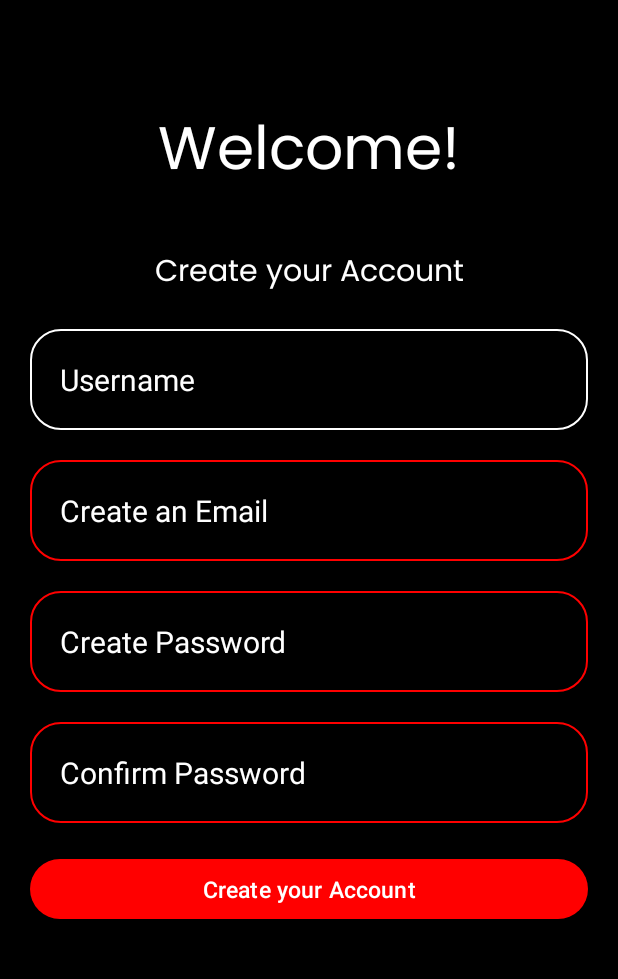
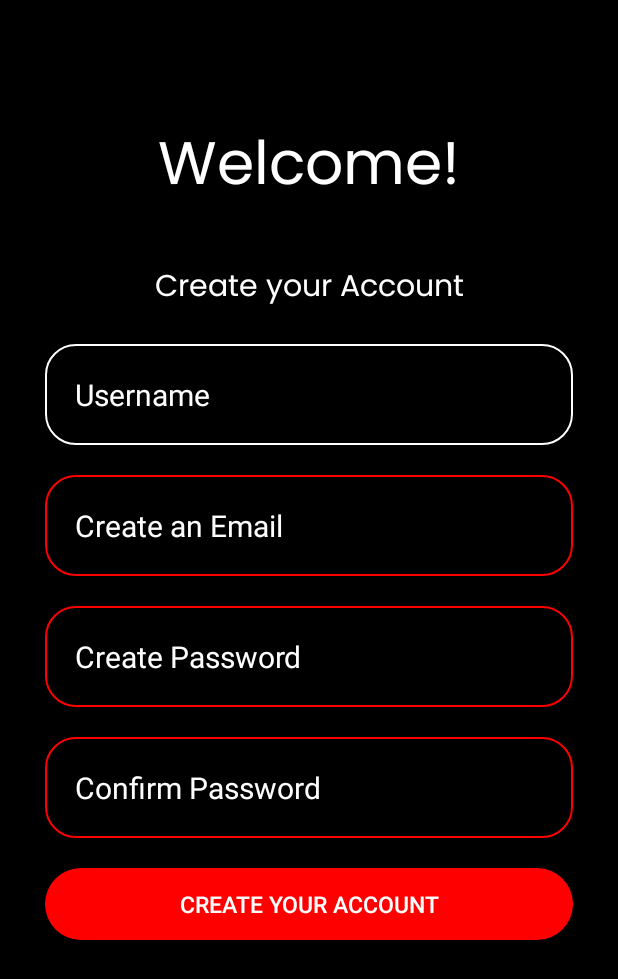
Before and after one commit to ItsmeGen/MovieScout, an Android app: the createAccount screen opened directly, with no data from a screen before it, on a phone screen of 412 x 824 dp. Shown: the top 979 px of the screen. Run offline under Robolectric (Android 15) with nearby library versions, the phone set to English and light mode, and no system bars.

Commit message:
Movie-Scout

```diff
--- a/app/src/main/AndroidManifest.xml
+++ b/app/src/main/AndroidManifest.xml
@@ -13,6 +13,9 @@
         android:theme="@style/Theme.Movie_Scout"
         tools:targetApi="31">
         <activity
+            android:name=".intro_page"
+            android:exported="false" />
+        <activity
             android:name=".createAccount"
             android:exported="false" />
         <activity
--- /dev/null
+++ b/app/src/main/res/drawable/btn_custom.xml
@@ -0,0 +1,13 @@
+<?xml version="1.0" encoding="utf-8"?>
+<selector xmlns:android="http://schemas.android.com/apk/res/android">
+
+    <item >
+        <shape android:shape="rectangle">
+            <solid android:color="@color/my_primary"/>
+            <corners android:radius="30dp"/>
+
+        </shape>
+
+
+    </item>
+</selector>
--- a/app/src/main/res/layout-land/activity_create_account.xml
+++ b/app/src/main/res/layout-land/activity_create_account.xml
@@ -3,139 +3,108 @@
     xmlns:app="http://schemas.android.com/apk/res-auto"
     xmlns:tools="http://schemas.android.com/tools"
     android:id="@+id/main"
+    android:background="@color/black"
     android:layout_width="match_parent"
     android:layout_height="match_parent"
     tools:context=".createAccount">
 
-   <RelativeLayout
-       android:background="@color/black"
-       android:layout_width="match_parent"
-       android:layout_height="match_parent">
-
-       <RelativeLayout
+<ScrollView
     android:layout_width="match_parent"
     android:layout_height="match_parent">
 
         <LinearLayout
+            android:padding="30dp"
             android:orientation="vertical"
-               android:padding="20dp"
             android:layout_width="match_parent"
             android:layout_height="wrap_content">
+
 
             <TextView
                 android:layout_width="match_parent"
                 android:layout_height="wrap_content"
+                android:layout_marginTop="30dp"
+                android:gravity="center"
                 android:text="@string/welcome"
                 android:fontFamily="@font/poppins"
                 android:textColor="@color/white"
-                   android:textSize="40sp"
-                   android:gravity="center"/>
+                android:textSize="40sp" />
+
 
             <TextView
                 android:layout_width="match_parent"
                 android:layout_height="wrap_content"
+                android:layout_marginTop="10dp"
+                android:gravity="center"
                 android:text="@string/create_account"
+                android:fontFamily="@font/poppins"
                 android:textColor="@color/white"
-                   android:textSize="20sp"
-                   android:gravity="center"/>
-
-           </LinearLayout>
-
-           <RelativeLayout
-               android:gravity="end"
-               android:layout_width="match_parent"
-               android:layout_height="match_parent">
-
-               <LinearLayout
-                   android:paddingStart="40dp"
-                   android:layout_alignParentBottom="true"
-                   android:orientation="vertical"
-                   android:layout_width="380dp"
-                   android:layout_height="250dp">
+                android:textSize="20sp" />
 
 
             <EditText
+                android:id="@+id/Username"
+                android:layout_width="match_parent"
+                android:layout_height="wrap_content"
+                android:layout_marginTop="20dp"
+                android:background="@drawable/custom_input"
+                android:hint="@string/display_name"
+                android:inputType="text"
+                android:padding="20dp"
+                android:textColorHint="@color/white"
+                android:textSize="20sp" />
+
+            <EditText
+                android:id="@+id/create_email"
+                android:layout_width="match_parent"
+                android:layout_height="wrap_content"
+                android:layout_marginTop="20dp"
+                android:background="@drawable/custom_input"
+                android:hint="@string/Create_Email"
+                android:inputType="textEmailAddress"
+                android:padding="20dp"
+                android:textColorHint="@color/white"
+                android:textSize="20sp" />
+
+            <EditText
                 android:id="@+id/create_password"
-                       android:layout_width="300dp"
+                android:layout_width="match_parent"
                 android:layout_height="wrap_content"
+                android:layout_marginTop="20dp"
+                android:background="@drawable/custom_input"
+                android:hint="@string/Create_password"
                 android:inputType="textPassword"
-                       android:hint="@string/Create_password"
+                android:padding="20dp"
                 android:textColorHint="@color/white"
-                       android:textSize="20sp"
-                       android:padding="15dp"
-                       android:background="@drawable/custom_input"/>
+                android:textSize="20sp" />
 
 
             <EditText
                 android:id="@+id/confirm_password"
-                       android:layout_width="300dp"
+                android:layout_width="match_parent"
                 android:layout_height="wrap_content"
+                android:layout_marginTop="20dp"
+                android:background="@drawable/custom_input"
+                android:hint="@string/confirm_password"
                 android:inputType="textPassword"
-                       android:hint="@string/confirm_password"
+                android:padding="20dp"
                 android:textColorHint="@color/white"
-                       android:textSize="20sp"
-                       android:padding="15dp"
-                       android:layout_marginTop="20dp"
-                       android:background="@drawable/custom_input"/>
+                android:textSize="20sp" />
 
             <Button
+                android:layout_marginBottom="40dp"
+                android:textColor="@color/white"
+                android:background="@drawable/btn_custom"
+                android:layout_width="match_parent"
+                android:layout_height="wrap_content"
                 android:layout_marginTop="20dp"
-                       android:layout_width="300dp"
-                       android:layout_height="wrap_content"
                 android:text="@string/create_account"
-                       android:fontFamily="@font/poppins"
-                       android:textSize="15sp"/>
-
-               </LinearLayout>
-
-           </RelativeLayout>
-
-           <RelativeLayout
-               android:layout_width="match_parent"
-               android:layout_height="match_parent">
-
-               <LinearLayout
-                   android:orientation="vertical"
-                   android:paddingStart="20dp"
-                   android:layout_alignParentBottom="true"
-                   android:layout_width="340dp"
-                   android:layout_height="250dp">
-
-
-                   <EditText
-                       android:id="@+id/Username"
-                       android:layout_width="300dp"
-                       android:layout_height="wrap_content"
-                       android:inputType="text"
-                       android:hint="@string/display_name"
-                       android:textColorHint="@color/white"
-                       android:textSize="20sp"
-                       android:padding="15dp"
-                       android:background="@drawable/custom_input"/>
-
-                   <EditText
-                       android:id="@+id/create_email"
-                       android:layout_width="300dp"
-                       android:layout_height="wrap_content"
-                       android:inputType="textEmailAddress"
-                       android:hint="@string/Create_Email"
-                       android:textColorHint="@color/white"
-                       android:textSize="20sp"
-                       android:padding="15dp"
-                       android:layout_marginTop="20dp"
-                       android:background="@drawable/custom_input"/>
-
-               </LinearLayout>
-
-           </RelativeLayout>
+                android:textSize="15sp" />
 
 
 
 
-       </RelativeLayout>
 
+        </LinearLayout>
 
-
-   </RelativeLayout>
-
+    </ScrollView>
 </androidx.constraintlayout.widget.ConstraintLayout>
--- a/app/src/main/res/layout/activity_create_account.xml
+++ b/app/src/main/res/layout/activity_create_account.xml
@@ -3,20 +3,15 @@
     xmlns:app="http://schemas.android.com/apk/res-auto"
     xmlns:tools="http://schemas.android.com/tools"
     android:id="@+id/main"
+    android:background="@color/black"
     android:layout_width="match_parent"
     android:layout_height="match_parent"
     tools:context=".createAccount">
 
-    <RelativeLayout
-        android:layout_width="match_parent"
-        android:layout_height="match_parent"
-        android:background="@color/black"
-        android:padding="20dp"
-        tools:layout_editor_absoluteX="0dp"
-        tools:layout_editor_absoluteY="-67dp">
 
 
         <LinearLayout
+            android:padding="30dp"
             android:layout_width="match_parent"
             android:layout_height="match_parent"
             android:orientation="vertical">
@@ -93,6 +88,8 @@
                 android:textSize="20sp" />
 
             <Button
+                android:textColor="@color/white"
+                android:background="@drawable/btn_custom"
                 android:layout_width="match_parent"
                 android:layout_height="wrap_content"
                 android:layout_marginTop="20dp"
@@ -103,6 +100,4 @@
         </LinearLayout>
 
 
-    </RelativeLayout>
-
 </androidx.constraintlayout.widget.ConstraintLayout>
--- a/app/src/main/res/values-night/themes.xml
+++ b/app/src/main/res/values-night/themes.xml
@@ -1,6 +1,6 @@
 <resources xmlns:tools="http://schemas.android.com/tools">
     <!-- Base application theme. -->
-    <style name="Base.Theme.Movie_Scout" parent="Theme.Material3.DayNight.NoActionBar">
+    <style name="Base.Theme.Movie_Scout" parent="Theme.AppCompat.Light.NoActionBar">
         <!-- Customize your dark theme here. -->
         <!-- <item name="colorPrimary">@color/my_dark_primary</item> -->
     </style>
--- a/app/src/main/res/values/themes.xml
+++ b/app/src/main/res/values/themes.xml
@@ -1,9 +1,9 @@
 <resources xmlns:tools="http://schemas.android.com/tools">
     <!-- Base application theme. -->
-    <style name="Base.Theme.Movie_Scout" parent="Theme.Material3.DayNight.NoActionBar">
+    <style name="Base.Theme.Movie_Scout" parent="Theme.AppCompat.Light.NoActionBar">
         <!-- Customize your light theme here. -->
         <!-- <item name="colorPrimary">@color/my_light_primary</item> -->
-        <item name ="colorPrimary">@color/my_primary</item>
+        <item name ="colorPrimary">@color/black</item>
     </style>
 
     <style name="Theme.Movie_Scout" parent="Base.Theme.Movie_Scout" />
```
Also changed, not shown: app/src/main/java/com/example/movie_scout/intro_page.java (added, +24 -0 lines), app/src/main/res/layout-land/activity_intro_page.xml (added, +89 -0 lines), app/src/main/res/layout-land/activity_main.xml (+47 -48 lines), app/src/main/res/layout/activity_intro_page.xml (added, +78 -0 lines), app/src/main/res/layout/activity_main.xml (+83 -71 lines), app/src/main/res/values/strings.xml (+8 -0 lines), app/src/main/res/drawable/goup5.png (added), app/src/main/res/drawable/group7.png (added), 3 other files. Lines whose indentation alone changed are shown as unchanged.
